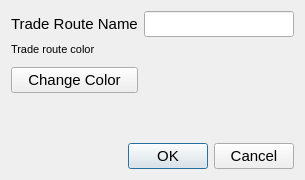
maxlambertini/Warp2010, file warpmain/dialogs/createtraderoutedialog.ui: the form before one commit.
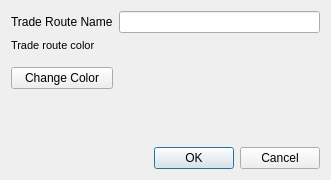
The form after the commit.

What changed in the file:
```diff
--- a/warpmain/dialogs/createtraderoutedialog.ui
+++ b/warpmain/dialogs/createtraderoutedialog.ui
@@ -9,7 +9,7 @@
    <rect>
     <x>0</x>
     <y>0</y>
-    <width>299</width>
+    <width>331</width>
     <height>180</height>
    </rect>
   </property>
@@ -36,7 +36,7 @@
         <widget class="QLabel" name="label">
          <property name="font">
           <font>
-           <pointsize>11</pointsize>
+           <pointsize>9</pointsize>
           </font>
          </property>
          <property name="text">
@@ -48,7 +48,7 @@
         <widget class="QLineEdit" name="txtTradeRouteName">
          <property name="font">
           <font>
-           <pointsize>11</pointsize>
+           <pointsize>9</pointsize>
           </font>
          </property>
         </widget>
@@ -63,7 +63,7 @@
          </property>
          <property name="font">
           <font>
-           <pointsize>11</pointsize>
+           <pointsize>9</pointsize>
           </font>
          </property>
          <property name="autoFillBackground">
@@ -80,7 +80,7 @@
           <widget class="QLabel" name="label_2">
            <property name="font">
             <font>
-             <pointsize>11</pointsize>
+             <pointsize>9</pointsize>
             </font>
            </property>
            <property name="text">
@@ -99,7 +99,7 @@
           <widget class="QPushButton" name="btnChangeColor">
            <property name="font">
             <font>
-             <pointsize>11</pointsize>
+             <pointsize>9</pointsize>
             </font>
            </property>
            <property name="text">
@@ -115,7 +115,7 @@
       <spacer name="verticalSpacer">
        <property name="font">
         <font>
-         <pointsize>11</pointsize>
+         <pointsize>9</pointsize>
         </font>
        </property>
        <property name="orientation">
@@ -133,7 +133,7 @@
       <widget class="QDialogButtonBox" name="buttonBox">
        <property name="font">
         <font>
-         <pointsize>11</pointsize>
+         <pointsize>9</pointsize>
         </font>
        </property>
        <property name="orientation">
```
